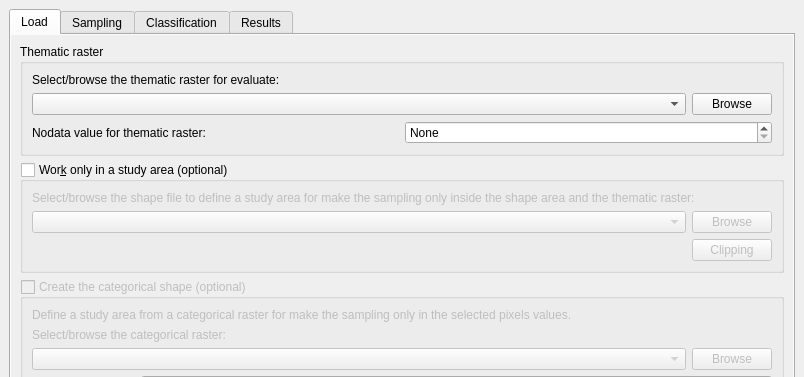
Before: the Qt Designer form ui/acatama_dockwidget.ui in SMByC/AcATaMa, drawn with Qt 5; both pictures show x 0 to 804 and y 0 to 377 of the 804 by 1166 pixel window.
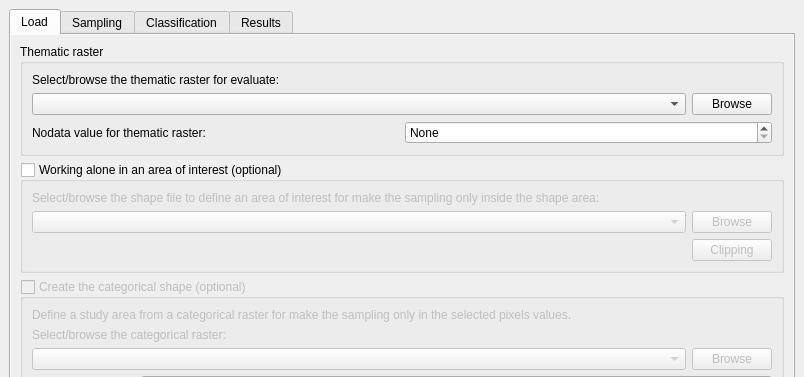
After: the same form once the commit is applied. Custom widgets are drawn as their Qt base class.

Commit message: Rename study area to area of interest

What changed in the file:
```diff
--- a/ui/acatama_dockwidget.ui
+++ b/ui/acatama_dockwidget.ui
@@ -48,7 +48,7 @@
              <x>0</x>
              <y>0</y>
              <width>780</width>
-             <height>1027</height>
+             <height>1003</height>
             </rect>
            </property>
            <layout class="QVBoxLayout" name="verticalLayout_2">
@@ -138,7 +138,7 @@
             <item>
              <widget class="QGroupBox" name="groupBox_ShapeArea">
               <property name="title">
-               <string>Wor&amp;k only in a study area (optional)</string>
+               <string>Working alone in an area of interest (optional)</string>
               </property>
               <property name="checkable">
                <bool>true</bool>
@@ -161,7 +161,7 @@
                      </font>
                     </property>
                     <property name="text">
-                     <string>Select/browse the shape file to define a study area for make the sampling only inside the shape area and the thematic raster:</string>
+                     <string>Select/browse the shape file to define an area of interest for make the sampling only inside the shape area:</string>
                     </property>
                     <property name="alignment">
                      <set>Qt::AlignJustify|Qt::AlignVCenter</set>
```
Left out of the diff: 4 changed lines with no effect on the pictures.
